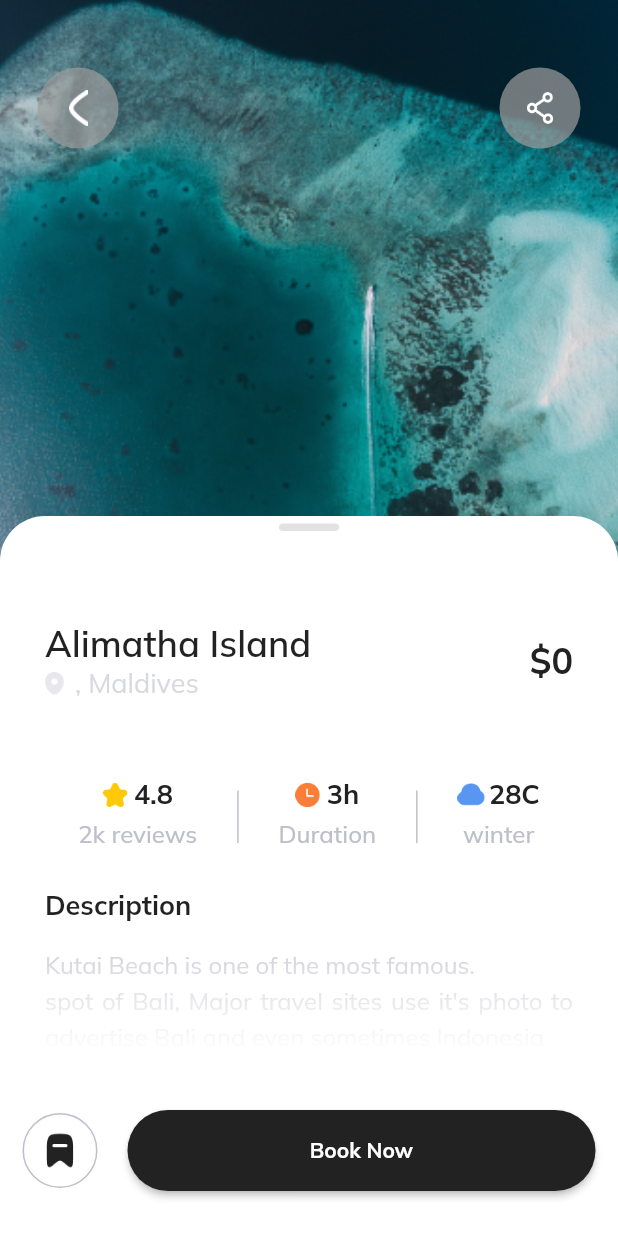
After one commit to mhddedekyansyah/travely_app, a Flutter app: the screen it shows after launch, after a tap on "Alimatha Island", on a phone screen of 412 x 824 dp. The commit adds this screen. Run offline on Flutter 3.47's test engine with Material 2 defaults, Android fonts, the phone set to English and light mode, and no system bars; our stand-ins replace google_fonts.

Commit message:
part 2 is finished

```diff
--- a/lib/models/place_model.dart
+++ b/lib/models/place_model.dart
@@ -6,13 +6,14 @@ class Place{
   int? duration;
   String? weather;
   String? url;
+  int? price;
   bool? save;
 
-  Place({this.name, this.country, this.city, this.rating, this.duration, this.weather, this.url, this.save = false});
+  Place({this.name, this.country, this.price, this.city, this.rating, this.duration, this.weather, this.url, this.save = false});
 
   static mockPlace(){
     return [
-      Place(name: 'Kutai Beach', country: 'Indonesia', city: 'Bali', save: true, rating: 4.9, duration: 3, weather: 'sunny',  url: 'assets/images/image1.png'),
+      Place(name: 'Kutai Beach', price: 250, country: 'Indonesia', city: 'Bali', save: true, rating: 4.9, duration: 3, weather: 'sunny',  url: 'assets/images/image1.png'),
       Place(name: 'Alimatha Island', country: 'Maldives', rating: 4.8, duration: 2, weather: 'winter',  url: 'assets/images/image2.png'),
       Place(name: 'Peyto Lake', country: 'Canada', city: 'Alberta', rating: 4.8, duration: 4, weather: 'winter',  url: 'assets/images/image3.png'),
     ];
--- /dev/null
+++ b/lib/pages/detail.dart
@@ -0,0 +1,282 @@
+part of 'pages.dart';
+
+class Detail extends StatelessWidget {
+  final Place? place;
+  Detail({this.place});
+
+  @override
+  Widget build(BuildContext context) {
+    return Scaffold(
+      body: Stack(
+        children : [
+              Container(
+              padding: const EdgeInsets.only(top: 45, left: 25, right: 25),
+              height: 450,
+              decoration: BoxDecoration(
+                image: DecorationImage(
+                  image: AssetImage(place!.url.toString()),
+                  fit: BoxFit.cover,
+                )
+              ),
+              child: Stack(
+                children: [
+                  Align(
+                    alignment: Alignment.topLeft,
+                    child: InkWell(
+                      onTap: () => Navigator.of(context).pop(),
+                      child: Container(
+                        padding: const EdgeInsets.all(15),
+                        width: 54,
+                        height: 54,
+                        decoration: BoxDecoration(
+                          color: Colors.grey.withOpacity(.7),
+                          borderRadius: BorderRadius.circular(30)
+                        ),
+                        child: Image.asset('assets/icons/arrow.png'),
+                      ),
+                    ),
+            ),
+                  Align(
+                    alignment: Alignment.topRight,
+                    child: Container(
+                      padding: const EdgeInsets.all(15),
+                      width: 54,
+                      height: 54,
+                      decoration: BoxDecoration(
+                        color: Colors.grey.withOpacity(.7),
+                        borderRadius: BorderRadius.circular(30)
+                      ),
+                      child: Image.asset('assets/icons/share.png'),
+                    ),
+            ),
+                ],
+              ),
+            ),
+          Align(
+            alignment: Alignment.bottomCenter,
+            child: Container(
+              padding: const EdgeInsets.fromLTRB(15, 0, 15, 30),
+              height: 480,
+              decoration: BoxDecoration(
+                color: Colors.white,
+                borderRadius: BorderRadius.only(
+                  topLeft: Radius.circular(30),
+                  topRight: Radius.circular(30)
+                )
+              ),
+              child: Stack(
+                children : [
+                  Column(
+                    crossAxisAlignment: CrossAxisAlignment.start,
+                  children: [
+                    Center(
+                      child: Container(
+                        margin: const EdgeInsets.only(top: 5),
+                        height: 5,
+                        width: 40,
+                        decoration: BoxDecoration(
+                          color: Colors.grey.withOpacity(.3),
+                          borderRadius: BorderRadius.circular(10)
+                        ),
+                      ),
+                    ),
+                    Padding(
+                      padding: const EdgeInsets.fromLTRB(15, 60, 15, 15),
+                      child: Row(
+                        mainAxisAlignment: MainAxisAlignment.spaceBetween,
+                        children: [
+                          Column(
+                            crossAxisAlignment: CrossAxisAlignment.start,
+                            children: [
+                              Text(place!.name.toString(), style: GoogleFonts.mulish(
+                                fontSize: 24,
+                                fontWeight: FontWeight.w600
+                              ),
+                              ),
+                              Row(
+                            children: [
+                              Image.asset('assets/icons/location.png', width: 20, height: 20, color: secondary.withOpacity(.6),),
+                              Text('${place!.city ?? ''}, ${place!.country}', style: GoogleFonts.mulish(
+                              color: secondary.withOpacity(.6),
+                              fontSize: 18
+                              )
+                            ),
+                            ])
+                            ],
+                          ),
+                          Text('\$${place!.price ?? '0'}', style: GoogleFonts.mulish(
+                              color: primary,
+                              fontSize: 24,
+                              fontWeight: FontWeight.bold
+                              ))
+                        ],
+                      ),
+                    ),
+                    Container(
+                      margin: const EdgeInsets.only(top: 10),
+                      padding: const EdgeInsets.all(15),
+                      child: Row(
+                        mainAxisAlignment: MainAxisAlignment.spaceEvenly,
+                        children: [
+                          Column(
+                            children: [
+                              Row(
+                                children: [
+                                  Image.asset('assets/icons/rating.png', width: 21, height:21),
+                                  Text(place!.rating.toString(), style: GoogleFonts.mulish(
+                              color: primary,
+                              fontSize: 18,
+                              fontWeight: FontWeight.bold
+                              ))
+                                ],
+                              ),
+                              const SizedBox(height: 5,),
+                              Text('2k reviews', style: GoogleFonts.mulish(
+                              color: secondary,
+                              fontSize: 16,
+                              fontWeight: FontWeight.w500
+                              ))
+                            ],
+                          ),
+                          Container(
+                            height: 70,
+                            child: const VerticalDivider(
+                              color: secondary,
+                              thickness: 1,
+                              indent: 20,
+                              endIndent: 15,
+                              width: 10,
+                            ),
+                          ),
+                          Column(
+                            children: [
+                              Row(
+                                children: [
+                                  Image.asset('assets/icons/duration.png', width: 21, height:21),
+                                  Text('3h', style: GoogleFonts.mulish(
+                                    color: primary,
+                                    fontSize: 18,
+                                    fontWeight: FontWeight.bold
+                                    ))
+                                ],
+                              ),
+                              const SizedBox(height: 5,),
+                              Text('Duration', style: GoogleFonts.mulish(
+                                color: secondary,
+                                fontSize: 16,
+                                fontWeight: FontWeight.w500
+                                ))
+                            ],
+                          ),
+                          Container(
+                            height: 70,
+                            child: const VerticalDivider(
+                              color: secondary,
+                              thickness: 1,
+                              indent: 20,
+                              endIndent: 15,
+                              width: 10,
+                            ),
+                          ),
+                          Column(
+                            children: [
+                              Row(
+                                children: [
+                                  Image.asset('assets/icons/weather.png', width: 21, height:21),
+                                  Text('28C', style: GoogleFonts.mulish(
+                                    color: primary,
+                                    fontSize: 18,
+                                    fontWeight: FontWeight.bold
+                                    ))
+                                ],
+                              ),
+                              const SizedBox(height: 5,),
+                              Text(place!.weather.toString(), style: GoogleFonts.mulish(
+                              color: secondary,
+                              fontSize: 16,
+                              fontWeight: FontWeight.w500
+                              ))
+                            ],
+                          ),
+                        ],
+                      ),
+                    ),
+                    Padding(
+                      padding: const EdgeInsets.only(left: 15),
+                      child: Text('Description', style: GoogleFonts.mulish(
+                        fontSize: 18,
+                        fontWeight: FontWeight.w700
+                      ),),
+                    ),
+                    Padding(
+                      padding: const EdgeInsets.all(15),
+                      child: Stack(
+                        children: [
+                          Text('Kutai Beach is one of the most famous.\nspot of Bali, Major travel sites use it\'s photo to advertise Bali and even sometimes Indonesia', style: GoogleFonts.mulish(
+                          fontSize: 16,
+                          color: secondary,
+                          height: 1.5
+                        ),
+                        textAlign: TextAlign.justify,
+                        ),
+                        Positioned(
+                          bottom: 0,
+                          left: 0,
+                          right: 0,
+                          child: Container(
+                            height: 90,
+                            decoration: BoxDecoration(
+                              gradient: LinearGradient(
+                                begin: Alignment.bottomCenter,
+                                end: Alignment.topCenter,
+                                colors: [Colors.white, Colors.white.withOpacity(.1)]
+                              )
+                            ),
+                        ))
+                        ]
+                      ),
+                    )
+                  ],
+                ),
+                Align(
+                  alignment: Alignment.bottomCenter,
+                  child: Row(
+                    children: [
+                      Container(
+                        padding: const EdgeInsets.all(10),
+                        width: 50,
+                        height: 50,
+                        decoration: BoxDecoration(
+                          color: Colors.white,
+                          borderRadius: BorderRadius.circular(30),
+                          border: Border.all(color: secondary)
+                        ),
+                        child: Image.asset('assets/icons/bookmark_black.png'),
+                      ),
+                      const SizedBox(width: 20,),
+                      Expanded(
+                        child: ElevatedButton(
+                          onPressed: () {},
+                          style: ElevatedButton.styleFrom(
+                            padding: const EdgeInsets.symmetric(vertical: 18),
+                            shape: RoundedRectangleBorder(
+                              borderRadius: BorderRadius.circular(30)
+                            ),
+                            primary: primary
+                          ),
+                          child: Text('Book Now', style: GoogleFonts.mulish(
+                            fontWeight: FontWeight.w700
+                          ),),
+                        ))
+                    ],
+                  ),
+                )
+                ]
+              ),
+            ),
+          )
+        ]
+      ),
+    );
+  }
+}
--- a/lib/pages/pages.dart
+++ b/lib/pages/pages.dart
@@ -1,4 +1,8 @@
 import 'package:flutter/material.dart';
+import 'package:google_fonts/google_fonts.dart';
+import 'package:travely/models/place_model.dart';
 import 'package:travely/pages/widgets/widgets.dart';
+import 'package:travely/shared/theme.dart';
 
 part 'home_page.dart';
+part 'detail.dart';
--- a/lib/pages/widgets/for_you.dart
+++ b/lib/pages/widgets/for_you.dart
@@ -25,7 +25,13 @@ class _ForYouState extends State<ForYou> {
             height: 180,
             child: ListView.separated(
               scrollDirection: Axis.horizontal,
-              itemBuilder: (context, index) => Container(
+              itemBuilder: (context, index) => InkWell(
+                onTap: (
+                  () => Navigator.push(context,
+                  MaterialPageRoute(builder: ((context) => Detail(place: place[index],)))
+                  )
+                ),
+                child: Container(
                   padding: const EdgeInsets.all(20),
                   width: 167,
                   decoration: BoxDecoration(
@@ -78,6 +84,7 @@ class _ForYouState extends State<ForYou> {
                     ],
                   ),
                 ),
+              ),
               separatorBuilder: (_, index) => const SizedBox(width: 10,),
               itemCount: place.length
             ),
--- a/lib/pages/widgets/widgets.dart
+++ b/lib/pages/widgets/widgets.dart
@@ -1,6 +1,7 @@
 import 'package:flutter/material.dart';
 import 'package:travely/models/categories.dart';
 import 'package:travely/models/place_model.dart';
+import 'package:travely/pages/pages.dart';
 import 'package:travely/shared/theme.dart';
 import 'package:google_fonts/google_fonts.dart';
 
```
Also changed, not shown: assets/icons/arrow.png (added), assets/icons/bookmark_black.png (added), assets/icons/duration.png (added), assets/icons/rating.png (added), assets/icons/share.png (added), assets/icons/weather.png (added). Lines whose indentation alone changed are shown as unchanged.
